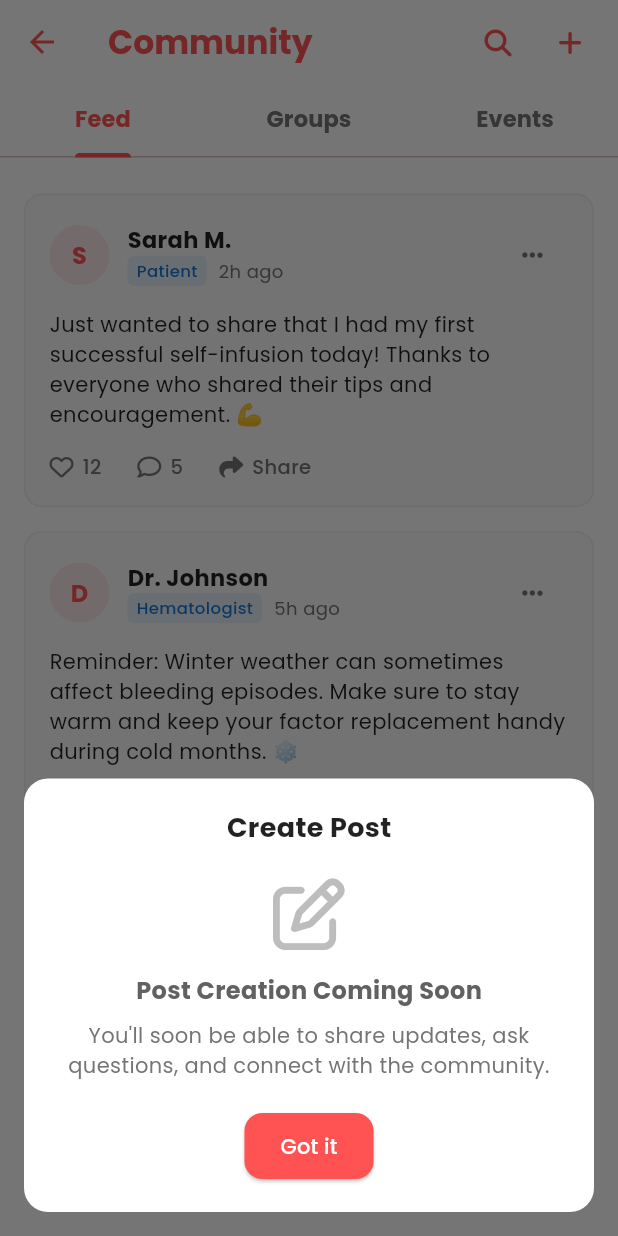
After one commit to rulonajhon/RedSync_MobileApp, a Flutter app: the CommunityScreen screen opened by its route, after a tap on an icon or button, on a phone screen of 412 x 824 dp. The commit adds this screen. Run offline on Flutter 3.47's test engine with Material 3 defaults, Android fonts, the phone set to English and light mode, and no system bars; our stand-ins replace animated_bottom_navigation_bar, cloud_firestore, firebase_auth, firebase_core, flutter_dotenv, flutter_local_notifications and 11 more; accounts and stored records are empty.

Commit message:
Small UI and Screen Update

```diff
--- a/lib/routes/routes.dart
+++ b/lib/routes/routes.dart
@@ -1,5 +1,6 @@
 import 'package:flutter/material.dart';
 import 'package:hemophilia_manager/screens/main_screen/patient_screens/chatbot_screen.dart';
+import 'package:hemophilia_manager/screens/main_screen/patient_screens/community_screen.dart';
 import 'package:hemophilia_manager/screens/main_screen/patient_screens/ps_screen/pre_screening.dart';
 import 'package:hemophilia_manager/screens/registration/authentication_landing_screen.dart';
 import 'package:hemophilia_manager/screens/main_screen/healthcare_provider_screen/healthcare_main_screen.dart';
@@ -53,6 +54,7 @@ class AppRoutes {
   static const String chatbotScreen = '/chatbot';
   static const String preScreening = '/pre_screening';
   static const String messages = '/messages';
+  static const String community = '/community';
 
   static Map<String, WidgetBuilder>  routes = {
       onboarding: (context) => const OnboardingScreen(),
@@ -81,6 +83,7 @@ class AppRoutes {
       chatbotScreen: (context) => const ChatbotScreen(),
       preScreening: (context) => const PreScreeningScreen(),
       messages: (context) => const MessagesScreen(),
+      community: (context) => const CommunityScreen(),
       // Add other routes here as needed
   };
 }
--- /dev/null
+++ b/lib/screens/main_screen/patient_screens/community_screen.dart
@@ -0,0 +1,567 @@
+import 'package:flutter/material.dart';
+import 'package:font_awesome_flutter/font_awesome_flutter.dart';
+
+class CommunityScreen extends StatefulWidget {
+  const CommunityScreen({super.key});
+
+  @override
+  State<CommunityScreen> createState() => _CommunityScreenState();
+}
+
+class _CommunityScreenState extends State<CommunityScreen>
+    with SingleTickerProviderStateMixin {
+  late TabController _tabController;
+
+  // Sample data - replace with actual data later
+  final List<Map<String, dynamic>> _posts = [
+    {
+      'id': '1',
+      'authorName': 'Sarah M.',
+      'authorRole': 'Patient',
+      'content': 'Just wanted to share that I had my first successful self-infusion today! Thanks to everyone who shared their tips and encouragement. 💪',
+      'timestamp': DateTime.now().subtract(Duration(hours: 2)),
+      'likes': 12,
+      'comments': 5,
+      'isLiked': false,
+    },
+    {
+      'id': '2',
+      'authorName': 'Dr. Johnson',
+      'authorRole': 'Hematologist',
+      'content': 'Reminder: Winter weather can sometimes affect bleeding episodes. Make sure to stay warm and keep your factor replacement handy during cold months. ❄️',
+      'timestamp': DateTime.now().subtract(Duration(hours: 5)),
+      'likes': 23,
+      'comments': 8,
+      'isLiked': true,
+    },
+    {
+      'id': '3',
+      'authorName': 'Mike Chen',
+      'authorRole': 'Patient',
+      'content': 'Has anyone tried the new factor concentrate that was recently approved? I\'m considering switching and would love to hear your experiences.',
+      'timestamp': DateTime.now().subtract(Duration(days: 1)),
+      'likes': 7,
+      'comments': 12,
+      'isLiked': false,
+    },
+  ];
+
+  @override
+  void initState() {
+    super.initState();
+    _tabController = TabController(length: 3, vsync: this);
+  }
+
+  @override
+  void dispose() {
+    _tabController.dispose();
+    super.dispose();
+  }
+
+  @override
+  Widget build(BuildContext context) {
+    return Scaffold(
+      backgroundColor: Colors.white,
+      appBar: AppBar(
+        title: Text(
+          'Community',
+          style: TextStyle(fontWeight: FontWeight.w600),
+        ),
+        backgroundColor: Colors.white,
+        foregroundColor: Colors.redAccent,
+        elevation: 0,
+        actions: [
+          IconButton(
+            onPressed: () {
+              // TODO: Implement search functionality
+              ScaffoldMessenger.of(context).showSnackBar(
+                SnackBar(
+                  content: Text('Search feature coming soon'),
+                  behavior: SnackBarBehavior.floating,
+                ),
+              );
+            },
+            icon: Icon(FontAwesomeIcons.magnifyingGlass, size: 18),
+          ),
+          IconButton(
+            onPressed: _showCreatePostDialog,
+            icon: Icon(FontAwesomeIcons.plus, size: 18),
+          ),
+          SizedBox(width: 8),
+        ],
+        bottom: TabBar(
+          controller: _tabController,
+          indicatorColor: Colors.redAccent,
+          labelColor: Colors.redAccent,
+          unselectedLabelColor: Colors.grey.shade600,
+          indicatorWeight: 3,
+          labelStyle: TextStyle(fontWeight: FontWeight.w600, fontSize: 15),
+          tabs: [
+            Tab(text: 'Feed'),
+            Tab(text: 'Groups'),
+            Tab(text: 'Events'),
+          ],
+        ),
+      ),
+      body: SafeArea(
+        child: TabBarView(
+          controller: _tabController,
+          children: [
+            _buildFeedTab(),
+            _buildGroupsTab(),
+            _buildEventsTab(),
+          ],
+        ),
+      ),
+    );
+  }
+
+  Widget _buildFeedTab() {
+    return RefreshIndicator(
+      onRefresh: _refreshFeed,
+      child: ListView.builder(
+        padding: EdgeInsets.symmetric(vertical: 16),
+        itemCount: _posts.length,
+        itemBuilder: (context, index) {
+          return _buildPostItem(_posts[index]);
+        },
+      ),
+    );
+  }
+
+  Widget _buildPostItem(Map<String, dynamic> post) {
+    return Container(
+      margin: EdgeInsets.symmetric(horizontal: 16, vertical: 8),
+      padding: EdgeInsets.all(16),
+      decoration: BoxDecoration(
+        color: Colors.grey.shade50,
+        borderRadius: BorderRadius.circular(12),
+        border: Border.all(color: Colors.grey.shade200),
+      ),
+      child: Column(
+        crossAxisAlignment: CrossAxisAlignment.start,
+        children: [
+          // Post Header
+          Row(
+            children: [
+              CircleAvatar(
+                radius: 20,
+                backgroundColor: Colors.redAccent.withOpacity(0.1),
+                child: Text(
+                  post['authorName'][0],
+                  style: TextStyle(
+                    color: Colors.redAccent,
+                    fontWeight: FontWeight.bold,
+                  ),
+                ),
+              ),
+              SizedBox(width: 12),
+              Expanded(
+                child: Column(
+                  crossAxisAlignment: CrossAxisAlignment.start,
+                  children: [
+                    Text(
+                      post['authorName'],
+                      style: TextStyle(
+                        fontWeight: FontWeight.bold,
+                        fontSize: 15,
+                        color: Colors.black87,
+                      ),
+                    ),
+                    Row(
+                      children: [
+                        Container(
+                          padding: EdgeInsets.symmetric(horizontal: 6, vertical: 2),
+                          decoration: BoxDecoration(
+                            color: Colors.blue.withOpacity(0.1),
+                            borderRadius: BorderRadius.circular(4),
+                          ),
+                          child: Text(
+                            post['authorRole'],
+                            style: TextStyle(
+                              fontSize: 11,
+                              color: Colors.blue.shade700,
+                              fontWeight: FontWeight.w500,
+                            ),
+                          ),
+                        ),
+                        SizedBox(width: 8),
+                        Text(
+                          _formatTimestamp(post['timestamp']),
+                          style: TextStyle(
+                            fontSize: 12,
+                            color: Colors.grey.shade600,
+                          ),
+                        ),
+                      ],
+                    ),
+                  ],
+                ),
+              ),
+              IconButton(
+                onPressed: () => _showPostOptions(post),
+                icon: Icon(FontAwesomeIcons.ellipsis, size: 16),
+                color: Colors.grey.shade600,
+              ),
+            ],
+          ),
+
+          SizedBox(height: 12),
+
+          // Post Content
+          Text(
+            post['content'],
+            style: TextStyle(
+              fontSize: 14,
+              color: Colors.black87,
+              height: 1.4,
+            ),
+          ),
+
+          SizedBox(height: 16),
+
+          // Post Actions
+          Row(
+            children: [
+              _buildActionButton(
+                icon: post['isLiked'] ? FontAwesomeIcons.solidHeart : FontAwesomeIcons.heart,
+                label: '${post['likes']}',
+                color: post['isLiked'] ? Colors.red : Colors.grey.shade600,
+                onTap: () => _toggleLike(post),
+              ),
+              SizedBox(width: 24),
+              _buildActionButton(
+                icon: FontAwesomeIcons.comment,
+                label: '${post['comments']}',
+                color: Colors.grey.shade600,
+                onTap: () => _showComments(post),
+              ),
+              SizedBox(width: 24),
+              _buildActionButton(
+                icon: FontAwesomeIcons.share,
+                label: 'Share',
+                color: Colors.grey.shade600,
+                onTap: () => _sharePost(post),
+              ),
+            ],
+          ),
+        ],
+      ),
+    );
+  }
+
+  Widget _buildActionButton({
+    required IconData icon,
+    required String label,
+    required Color color,
+    required VoidCallback onTap,
+  }) {
+    return GestureDetector(
+      onTap: onTap,
+      child: Row(
+        children: [
+          Icon(icon, size: 16, color: color),
+          SizedBox(width: 6),
+          Text(
+            label,
+            style: TextStyle(
+              color: color,
+              fontSize: 13,
+              fontWeight: FontWeight.w500,
+            ),
+          ),
+        ],
+      ),
+    );
+  }
+
+  Widget _buildGroupsTab() {
+    return SingleChildScrollView(
+      child: Padding(
+        padding: EdgeInsets.all(20),
+        child: Column(
+          children: [
+            _buildComingSoonCard(
+              icon: FontAwesomeIcons.users,
+              title: 'Support Groups',
+              subtitle: 'Connect with others in your area or condition-specific groups',
+            ),
+            SizedBox(height: 16),
+            _buildComingSoonCard(
+              icon: FontAwesomeIcons.commentDots,
+              title: 'Discussion Forums',
+              subtitle: 'Join topic-based discussions and ask questions',
+            ),
+            SizedBox(height: 16),
+            _buildComingSoonCard(
+              icon: FontAwesomeIcons.userDoctor,
+              title: 'Expert Q&A',
+              subtitle: 'Get answers from healthcare professionals',
+            ),
+          ],
+        ),
+      ),
+    );
+  }
+
+  Widget _buildEventsTab() {
+    return SingleChildScrollView(
+      child: Padding(
+        padding: EdgeInsets.all(20),
+        child: Column(
+          children: [
+            _buildComingSoonCard(
+              icon: FontAwesomeIcons.calendar,
+              title: 'Community Events',
+              subtitle: 'Local meetups, conferences, and support events',
+            ),
+            SizedBox(height: 16),
+            _buildComingSoonCard(
+              icon: FontAwesomeIcons.chalkboardUser,
+              title: 'Educational Webinars',
+              subtitle: 'Learn from experts about hemophilia management',
+            ),
+            SizedBox(height: 16),
+            _buildComingSoonCard(
+              icon: FontAwesomeIcons.handHoldingHeart,
+              title: 'Fundraising Events',
+              subtitle: 'Participate in awareness and fundraising activities',
+            ),
+          ],
+        ),
+      ),
+    );
+  }
+
+  Widget _buildComingSoonCard({
+    required IconData icon,
+    required String title,
+    required String subtitle,
+  }) {
+    return Container(
+      width: double.infinity,
+      padding: EdgeInsets.all(20),
+      decoration: BoxDecoration(
+        color: Colors.grey.shade50,
+        borderRadius: BorderRadius.circular(12),
+        border: Border.all(color: Colors.grey.shade200),
+      ),
+      child: Column(
+        children: [
+          Container(
+            width: 60,
+            height: 60,
+            decoration: BoxDecoration(
+              color: Colors.redAccent.withOpacity(0.1),
+              borderRadius: BorderRadius.circular(30),
+            ),
+            child: Icon(icon, color: Colors.redAccent, size: 24),
+          ),
+          SizedBox(height: 16),
+          Text(
+            title,
+            style: TextStyle(
+              fontSize: 18,
+              fontWeight: FontWeight.bold,
+              color: Colors.black87,
+            ),
+            textAlign: TextAlign.center,
+          ),
+          SizedBox(height: 8),
+          Text(
+            subtitle,
+            style: TextStyle(
+              fontSize: 14,
+              color: Colors.grey.shade600,
+            ),
+            textAlign: TextAlign.center,
+          ),
+          SizedBox(height: 16),
+          Container(
+            padding: EdgeInsets.symmetric(horizontal: 16, vertical: 8),
+            decoration: BoxDecoration(
+              color: Colors.orange.withOpacity(0.1),
+              borderRadius: BorderRadius.circular(20),
+            ),
+            child: Text(
+              'Coming Soon',
+              style: TextStyle(
+                color: Colors.orange.shade700,
+                fontSize: 12,
+                fontWeight: FontWeight.w600,
+              ),
+            ),
+          ),
+        ],
+      ),
+    );
+  }
+
+  void _showCreatePostDialog() {
+    showModalBottomSheet(
+      context: context,
+      isScrollControlled: true,
+      backgroundColor: Colors.transparent,
+      builder: (context) => Container(
+        margin: EdgeInsets.all(16),
+        decoration: BoxDecoration(
+          color: Colors.white,
+          borderRadius: BorderRadius.circular(16),
+        ),
+        child: Padding(
+          padding: EdgeInsets.all(20),
+          child: Column(
+            mainAxisSize: MainAxisSize.min,
+            children: [
+              Text(
+                'Create Post',
+                style: TextStyle(
+                  fontSize: 18,
+                  fontWeight: FontWeight.bold,
+                  color: Colors.black87,
+                ),
+              ),
+              SizedBox(height: 20),
+              Icon(
+                FontAwesomeIcons.penToSquare,
+                size: 48,
+                color: Colors.grey.shade400,
+              ),
+              SizedBox(height: 16),
+              Text(
+                'Post Creation Coming Soon',
+                style: TextStyle(
+                  fontSize: 16,
+                  fontWeight: FontWeight.w600,
+                  color: Colors.grey.shade700,
+                ),
+              ),
+              SizedBox(height: 8),
+              Text(
+                'You\'ll soon be able to share updates, ask questions, and connect with the community.',
+                style: TextStyle(
+                  fontSize: 14,
+                  color: Colors.grey.shade600,
+                ),
+                textAlign: TextAlign.center,
+              ),
+              SizedBox(height: 20),
+              ElevatedButton(
+                onPressed: () => Navigator.pop(context),
+                style: ElevatedButton.styleFrom(
+                  backgroundColor: Colors.redAccent,
+                  foregroundColor: Colors.white,
+                  shape: RoundedRectangleBorder(borderRadius: BorderRadius.circular(12)),
+                  padding: EdgeInsets.symmetric(vertical: 12, horizontal: 24),
+                ),
+                child: Text('Got it'),
+              ),
+            ],
+          ),
+        ),
+      ),
+    );
+  }
+
+  void _showPostOptions(Map<String, dynamic> post) {
+    showModalBottomSheet(
+      context: context,
+      backgroundColor: Colors.transparent,
+      builder: (context) => Container(
+        margin: EdgeInsets.all(16),
+        decoration: BoxDecoration(
+          color: Colors.white,
+          borderRadius: BorderRadius.circular(16),
+        ),
+        child: Column(
+          mainAxisSize: MainAxisSize.min,
+          children: [
+            ListTile(
+              leading: Icon(FontAwesomeIcons.bookmark, color: Colors.blue),
+              title: Text('Save Post'),
+              onTap: () {
+                Navigator.pop(context);
+                ScaffoldMessenger.of(context).showSnackBar(
+                  SnackBar(
+                    content: Text('Feature coming soon'),
+                    behavior: SnackBarBehavior.floating,
+                  ),
+                );
+              },
+            ),
+            ListTile(
+              leading: Icon(FontAwesomeIcons.flag, color: Colors.orange),
+              title: Text('Report Post'),
+              onTap: () {
+                Navigator.pop(context);
+                ScaffoldMessenger.of(context).showSnackBar(
+                  SnackBar(
+                    content: Text('Feature coming soon'),
+                    behavior: SnackBarBehavior.floating,
+                  ),
+                );
+              },
+            ),
+            SizedBox(height: 16),
+          ],
+        ),
+      ),
+    );
+  }
+
+  void _toggleLike(Map<String, dynamic> post) {
+    setState(() {
+      post['isLiked'] = !post['isLiked'];
+      if (post['isLiked']) {
+        post['likes']++;
+      } else {
+        post['likes']--;
+      }
+    });
+  }
+
+  void _showComments(Map<String, dynamic> post) {
+    ScaffoldMessenger.of(context).showSnackBar(
+      SnackBar(
+        content: Text('Comments feature coming soon'),
+        behavior: SnackBarBehavior.floating,
+      ),
+    );
+  }
+
+  void _sharePost(Map<String, dynamic> post) {
+    ScaffoldMessenger.of(context).showSnackBar(
+      SnackBar(
+        content: Text('Share feature coming soon'),
+        behavior: SnackBarBehavior.floating,
+      ),
+    );
+  }
+
+  Future<void> _refreshFeed() async {
+    // Simulate network delay
+    await Future.delayed(Duration(seconds: 1));
+    ScaffoldMessenger.of(context).showSnackBar(
+      SnackBar(
+        content: Text('Feed refreshed'),
+        behavior: SnackBarBehavior.floating,
+        duration: Duration(seconds: 1),
+      ),
+    );
+  }
+
+  String _formatTimestamp(DateTime timestamp) {
+    final now = DateTime.now();
+    final difference = now.difference(timestamp);
+
+    if (difference.inDays > 0) {
+      return '${difference.inDays}d ago';
+    } else if (difference.inHours > 0) {
+      return '${difference.inHours}h ago';
+    } else if (difference.inMinutes > 0) {
+      return '${difference.inMinutes}m ago';
+    } else {
+      return 'Just now';
+    }
+  }
+}
```
